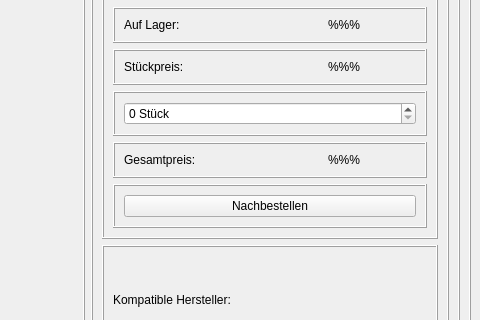
Before: the Qt Designer form frontend/accessoriesWindowAnbieter.ui in nhatlam96/gui-xtraktor, drawn with Qt 5; both pictures show x 305 to 785 and y 117 to 437 of the 785 by 605 pixel window.
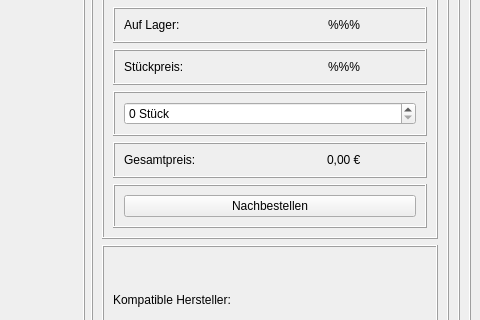
After: the same form once the commit is applied. Icons and pictures are not drawn.

Diff of the .ui file:
```diff
--- a/frontend/accessoriesWindowAnbieter.ui
+++ b/frontend/accessoriesWindowAnbieter.ui
@@ -334,7 +334,7 @@
                    <item alignment="Qt::AlignHCenter">
                     <widget class="QLabel" name="gesamt_status">
                      <property name="text">
-                      <string>%%%</string>
+                      <string>0,00 €</string>
                      </property>
                     </widget>
                    </item>
```
Left out of the diff: 2 changed lines with no effect on the pictures.
